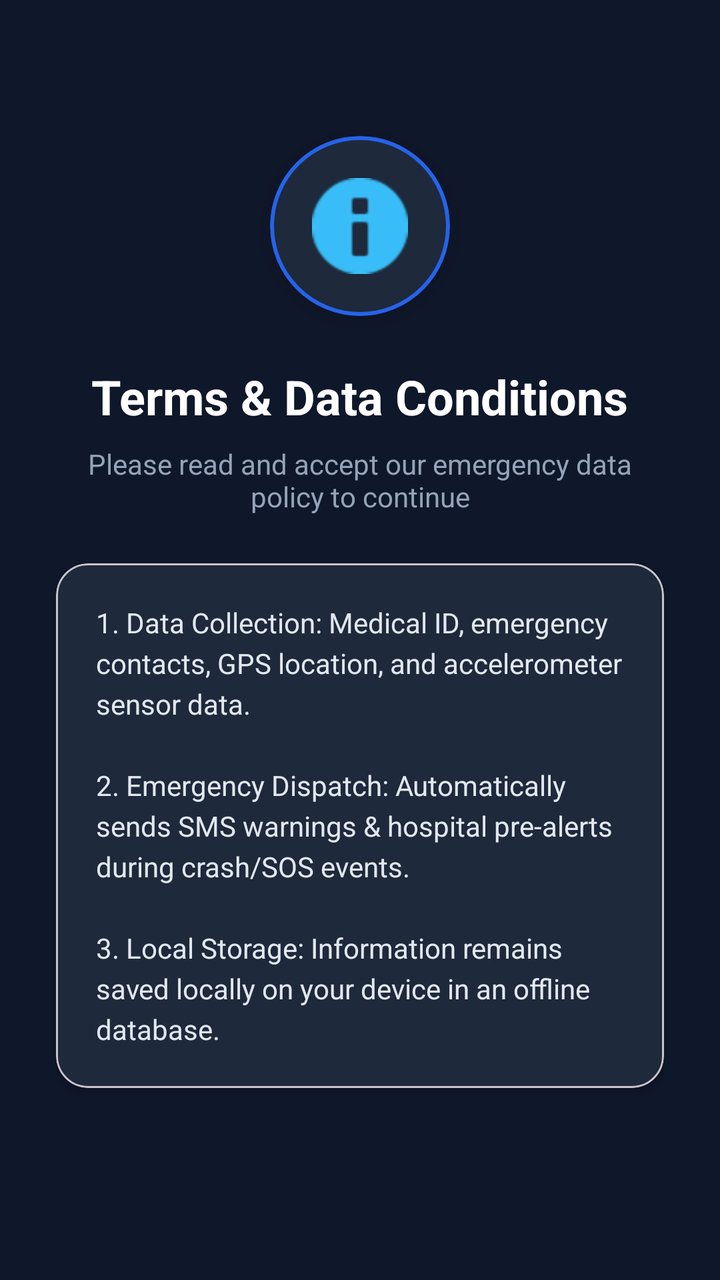
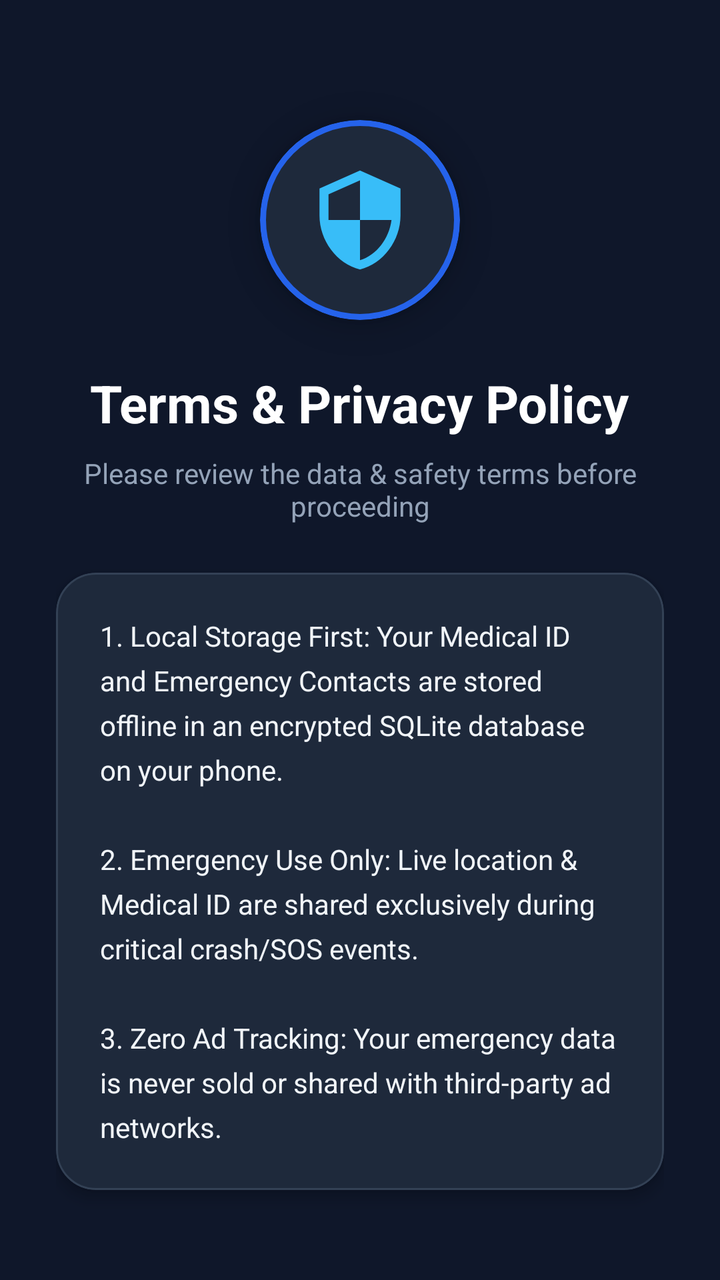

An Android layout rendered at two revisions. The XML below is the earlier revision; the diff shows what the commit changed to produce the second picture.
<!-- AndroidManifest.xml: application theme Theme.Pbl -->
<!-- res/layout/item_onboarding_page.xml -->
<?xml version="1.0" encoding="utf-8"?>
<ScrollView xmlns:android="http://schemas.android.com/apk/res/android"
    xmlns:app="http://schemas.android.com/apk/res-auto"
    android:layout_width="match_parent"
    android:layout_height="match_parent"
    android:fillViewport="true"
    android:background="#0F172A">

    <LinearLayout
        android:layout_width="match_parent"
        android:layout_height="wrap_content"
        android:orientation="vertical"
        android:padding="28dp"
        android:gravity="center_horizontal">

        
        <com.google.android.material.card.MaterialCardView
            android:layout_width="90dp"
            android:layout_height="90dp"
            android:layout_marginTop="40dp"
            app:cardCornerRadius="45dp"
            app:cardElevation="6dp"
            app:cardBackgroundColor="#1E293B"
            app:strokeWidth="2dp"
            app:strokeColor="#2563EB">

            <ImageView
                android:id="@+id/iv_onboarding_icon"
                android:layout_width="48dp"
                android:layout_height="48dp"
                android:layout_gravity="center"
                android:src="@android:drawable/ic_dialog_info"
                app:tint="#38BDF8"
                android:contentDescription="Page Icon" />
        </com.google.android.material.card.MaterialCardView>

        <TextView
            android:id="@+id/tv_onboarding_title"
            android:layout_width="wrap_content"
            android:layout_height="wrap_content"
            android:layout_marginTop="24dp"
            android:text="Terms &amp; Data Conditions"
            android:textColor="#FFFFFF"
            android:textSize="24sp"
            android:textStyle="bold"
            android:gravity="center" />

        <TextView
            android:id="@+id/tv_onboarding_subtitle"
            android:layout_width="wrap_content"
            android:layout_height="wrap_content"
            android:layout_marginTop="8dp"
            android:text="Please read and accept our emergency data policy to continue"
            android:textColor="#94A3B8"
            android:textSize="14sp"
            android:gravity="center" />

        
        <com.google.android.material.card.MaterialCardView
            android:layout_width="match_parent"
            android:layout_height="wrap_content"
            android:layout_marginTop="24dp"
            app:cardCornerRadius="16dp"
            app:cardElevation="2dp"
            app:cardBackgroundColor="#1E293B">

            <TextView
                android:id="@+id/tv_onboarding_body"
                android:layout_width="match_parent"
                android:layout_height="wrap_content"
                android:padding="20dp"
                android:textColor="#E2E8F0"
                android:textSize="14sp"
                android:lineSpacingExtra="4dp"
                android:text="1. Data Collection: Medical ID, emergency contacts, GPS location, and accelerometer sensor data.\n\n2. Emergency Dispatch: Automatically sends SMS warnings &amp; hospital pre-alerts during crash/SOS events.\n\n3. Local Storage: Information remains saved locally on your device in an offline database." />
        </com.google.android.material.card.MaterialCardView>

    </LinearLayout>
</ScrollView>
<!-- resources referenced by this layout -->
<resources>
  <style name="Theme.Pbl" parent="Base.Theme.Pbl" />
  <style name="Base.Theme.Pbl" parent="Theme.Material3.Light.NoActionBar">
          <item name="colorPrimary">@color/primary_accent</item>
          <item name="colorError">@color/emergency_accent</item>
          <item name="android:windowBackground">@color/screen_background</item>
          <item name="colorSurface">@color/input_bg</item>
          <item name="colorOnSurface">@color/input_text</item>
          <item name="colorOnSurfaceVariant">@color/secondary_text</item>
          <item name="colorOutline">@color/input_border</item>
          <item name="android:textColorPrimary">@color/input_text</item>
          <item name="android:textColorSecondary">@color/secondary_text</item>
          <item name="android:textColorHint">@color/input_hint</item>
          <item name="android:editTextColor">@color/input_text</item>
          <item name="android:forceDarkAllowed" tools:targetApi="q">false</item>
  
          
          <item name="textInputStyle">@style/Widget.GoldenHour.TextInputLayout</item>
      </style>
  <color name="primary_accent">#2563EB</color>
  <color name="emergency_accent">#DC2626</color>
  <color name="screen_background">#F5F7FB</color>
  <color name="input_bg">#FFFFFF</color>
  <color name="input_text">#172033</color>
  <color name="secondary_text">#64748B</color>
  <color name="input_border">#CBD5E1</color>
  <color name="input_hint">#64748B</color>
  <style name="Widget.GoldenHour.TextInputLayout" parent="Widget.Material3.TextInputLayout.OutlinedBox">
          <item name="boxStrokeColor">@color/box_stroke_color</item>
          <item name="hintTextColor">@color/hint_text_color</item>
          <item name="placeholderTextColor">@color/secondary_text</item>
          <item name="boxBackgroundColor">@color/input_bg</item>
          <item name="boxCornerRadiusTopStart">12dp</item>
          <item name="boxCornerRadiusTopEnd">12dp</item>
          <item name="boxCornerRadiusBottomStart">12dp</item>
          <item name="boxCornerRadiusBottomEnd">12dp</item>
      </style>
</resources>

<!-- the commit's change to res/layout/item_onboarding_page.xml (unified diff, before → after) -->
@@ -15,22 +15,22 @@
 
         
         <com.google.android.material.card.MaterialCardView
-            android:layout_width="90dp"
-            android:layout_height="90dp"
-            android:layout_marginTop="40dp"
-            app:cardCornerRadius="45dp"
-            app:cardElevation="6dp"
+            android:id="@+id/card_onboarding_icon_bg"
+            android:layout_width="100dp"
+            android:layout_height="100dp"
+            android:layout_marginTop="32dp"
+            app:cardCornerRadius="50dp"
+            app:cardElevation="8dp"
             app:cardBackgroundColor="#1E293B"
-            app:strokeWidth="2dp"
+            app:strokeWidth="3dp"
             app:strokeColor="#2563EB">
 
             <ImageView
                 android:id="@+id/iv_onboarding_icon"
-                android:layout_width="48dp"
-                android:layout_height="48dp"
+                android:layout_width="54dp"
+                android:layout_height="54dp"
                 android:layout_gravity="center"
-                android:src="@android:drawable/ic_dialog_info"
-                app:tint="#38BDF8"
+                android:src="@drawable/ic_terms_shield"
                 android:contentDescription="Page Icon" />
         </com.google.android.material.card.MaterialCardView>
 
@@ -39,9 +39,9 @@
             android:layout_width="wrap_content"
             android:layout_height="wrap_content"
             android:layout_marginTop="24dp"
-            android:text="Terms &amp; Data Conditions"
+            android:text="Terms &amp; Privacy Policy"
             android:textColor="#FFFFFF"
-            android:textSize="24sp"
+            android:textSize="26sp"
             android:textStyle="bold"
             android:gravity="center" />
 
@@ -50,7 +50,7 @@
             android:layout_width="wrap_content"
             android:layout_height="wrap_content"
             android:layout_marginTop="8dp"
-            android:text="Please read and accept our emergency data policy to continue"
+            android:text="Please review the data &amp; safety terms before proceeding"
             android:textColor="#94A3B8"
             android:textSize="14sp"
             android:gravity="center" />
@@ -60,19 +60,21 @@
             android:layout_width="match_parent"
             android:layout_height="wrap_content"
             android:layout_marginTop="24dp"
-            app:cardCornerRadius="16dp"
-            app:cardElevation="2dp"
-            app:cardBackgroundColor="#1E293B">
+            app:cardCornerRadius="20dp"
+            app:cardElevation="4dp"
+            app:cardBackgroundColor="#1E293B"
+            app:strokeWidth="1dp"
+            app:strokeColor="#334155">
 
             <TextView
                 android:id="@+id/tv_onboarding_body"
                 android:layout_width="match_parent"
                 android:layout_height="wrap_content"
-                android:padding="20dp"
-                android:textColor="#E2E8F0"
+                android:padding="22dp"
+                android:textColor="#F1F5F9"
                 android:textSize="14sp"
-                android:lineSpacingExtra="4dp"
-                android:text="1. Data Collection: Medical ID, emergency contacts, GPS location, and accelerometer sensor data.\n\n2. Emergency Dispatch: Automatically sends SMS warnings &amp; hospital pre-alerts during crash/SOS events.\n\n3. Local Storage: Information remains saved locally on your device in an offline database." />
+                android:lineSpacingExtra="6dp"
+                android:text="1. Local Storage First: Your Medical ID and Emergency Contacts are stored offline in an encrypted SQLite database on your phone.\n\n2. Emergency Use Only: Live location &amp; Medical ID are shared exclusively during critical crash/SOS events.\n\n3. Zero Ad Tracking: Your emergency data is never sold or shared with third-party ad networks." />
         </com.google.android.material.card.MaterialCardView>
 
     </LinearLayout>
<!-- resource entries referenced after the edit -->
@@ -1,5 +1,16 @@
 <!-- resources referenced by this layout -->
 <resources>
+  <!-- drawable ic_terms_shield (drawable) -->
+  <?xml version="1.0" encoding="utf-8"?>
+  <vector xmlns:android="http://schemas.android.com/apk/res/android"
+      android:width="64dp"
+      android:height="64dp"
+      android:viewportWidth="24"
+      android:viewportHeight="24">
+      <path
+          android:fillColor="#38BDF8"
+          android:pathData="M12,1L3,5v6c0,5.55 3.84,10.74 9,12 5.16,-1.26 9,-6.45 9,-12V5l-9,-4zM12,11.99h7c-0.53,4.12 -3.28,7.79 -7,8.94V12H5V6.3l7,-3.11v8.8z"/>
+  </vector>
   <style name="Theme.Pbl" parent="Base.Theme.Pbl" />
   <style name="Base.Theme.Pbl" parent="Theme.Material3.Light.NoActionBar">
           <item name="colorPrimary">@color/primary_accent</item>
